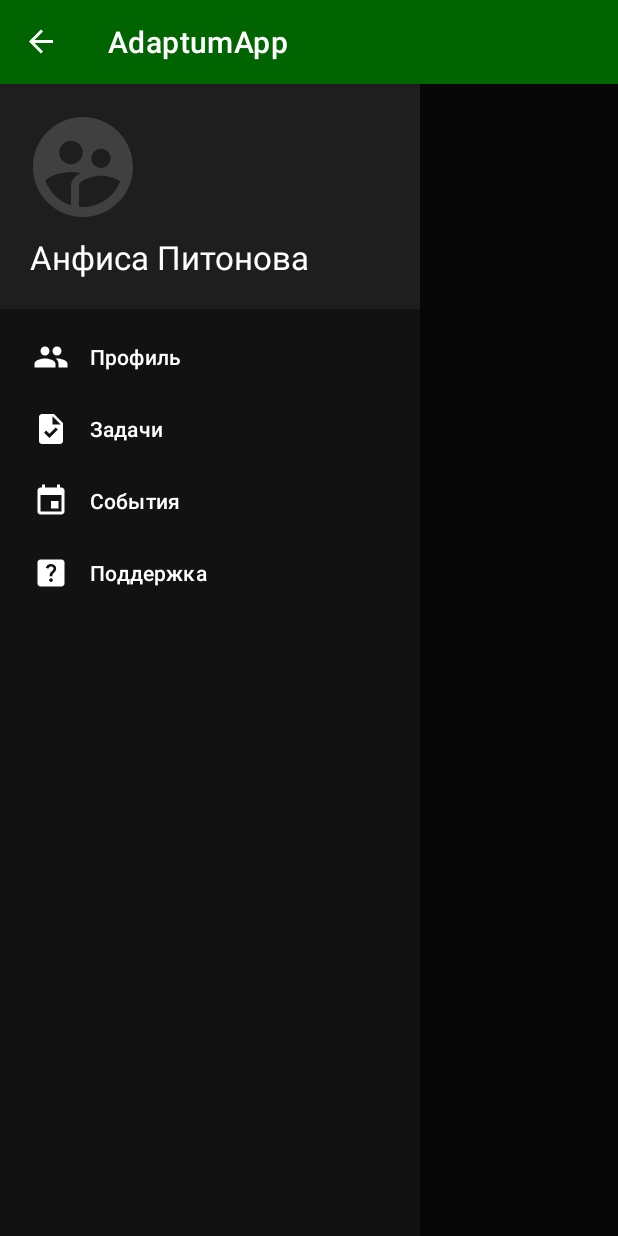
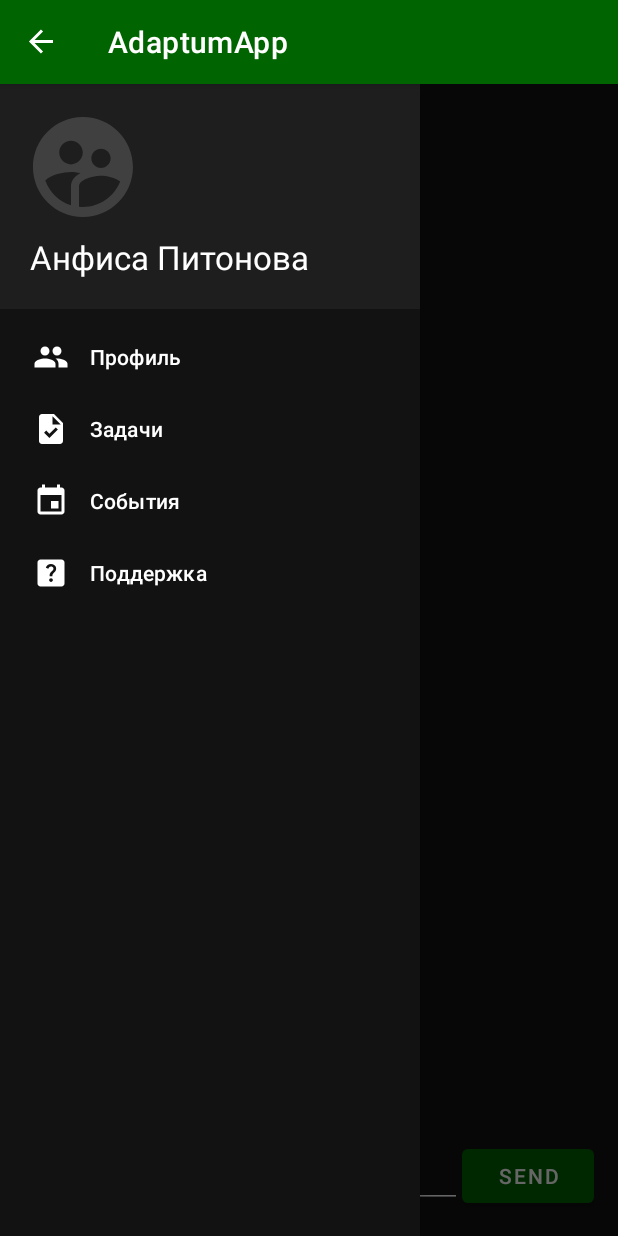
Before and after one commit to SergeiKrainyukov/AdaptumApp, an Android app: the fragment HelpFragment placed in its activity, with the side drawer open, on a phone screen of 412 x 824 dp. Run offline under Robolectric (Android 15) with nearby library versions, the phone set to English and light mode, and no system bars.

Commit message:
Набросок экрана чата

```diff
--- a/app/src/main/java/com/example/adaptumapp/presentation/MainActivity.kt
+++ b/app/src/main/java/com/example/adaptumapp/presentation/MainActivity.kt
@@ -56,7 +56,7 @@ class MainActivity : AppCompatActivity(), ToolbarVisibilityListener {
                 }
 
                 R.id.nav_help -> {
-                    Navigator.navigateReplace(HelpFragment(), supportFragmentManager)
+                    Navigator.navigateReplaceSaveStack(HelpFragment(), supportFragmentManager)
                 }
             }
             drawerLayout.closeDrawer(GravityCompat.START)
--- a/app/src/main/res/layout/fragment_help.xml
+++ b/app/src/main/res/layout/fragment_help.xml
@@ -1,9 +1,45 @@
 <?xml version="1.0" encoding="utf-8"?>
-<FrameLayout xmlns:android="http://schemas.android.com/apk/res/android"
-    xmlns:tools="http://schemas.android.com/tools"
+<androidx.constraintlayout.widget.ConstraintLayout xmlns:android="http://schemas.android.com/apk/res/android"
+    xmlns:app="http://schemas.android.com/apk/res-auto"
+    android:background="@color/test_primary"
     android:layout_width="match_parent"
-    android:layout_height="match_parent"
-    android:background="@color/test_primary"
-    tools:context=".presentation.fragments.HelpFragment">
+    android:layout_height="match_parent">
 
-</FrameLayout>
+    <androidx.recyclerview.widget.RecyclerView
+        android:id="@+id/chatRecyclerView"
+        android:layout_width="0dp"
+        android:layout_height="0dp"
+        app:layout_constraintBottom_toTopOf="@id/inputLayout"
+        app:layout_constraintEnd_toEndOf="parent"
+        app:layout_constraintStart_toStartOf="parent"
+        app:layout_constraintTop_toTopOf="parent" />
+
+    <LinearLayout
+        android:id="@+id/inputLayout"
+        android:layout_width="0dp"
+        android:layout_height="wrap_content"
+        android:orientation="horizontal"
+        android:padding="16dp"
+        app:layout_constraintBottom_toBottomOf="parent"
+        app:layout_constraintEnd_toEndOf="parent"
+        app:layout_constraintStart_toStartOf="parent">
+
+        <EditText
+            android:id="@+id/inputEditText"
+            android:layout_width="0dp"
+            android:layout_height="wrap_content"
+            android:layout_weight="1"
+            android:textColor="@color/white"
+            android:backgroundTint="@color/white"
+            android:textColorHint="@color/test_text_secondary"
+            android:hint="Type a message"/>
+
+        <Button
+            android:id="@+id/sendButton"
+            android:layout_width="wrap_content"
+            android:layout_height="wrap_content"
+            android:text="Send" />
+
+    </LinearLayout>
+
+</androidx.constraintlayout.widget.ConstraintLayout>
```
Also changed, not shown: app/src/main/res/drawable/edit_text_custom.xml (added, +14 -0 lines), app/src/main/res/layout/fragment_task.xml (+7 -1 lines).
